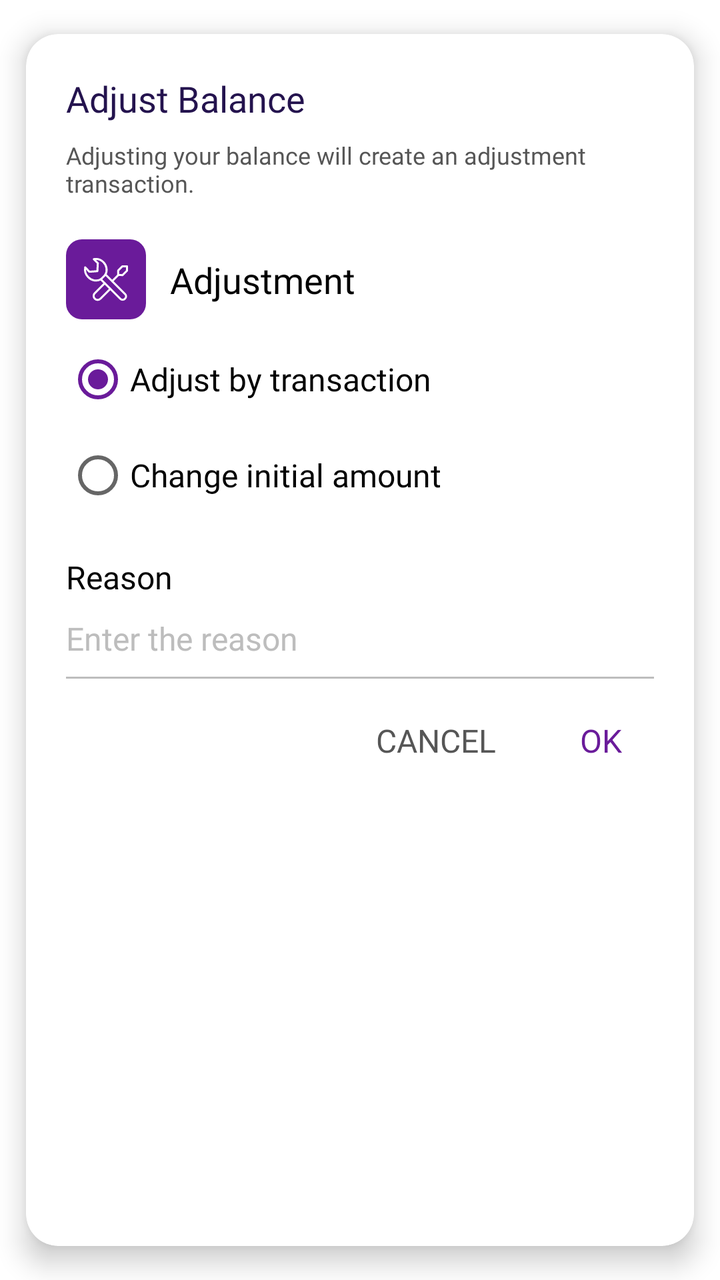
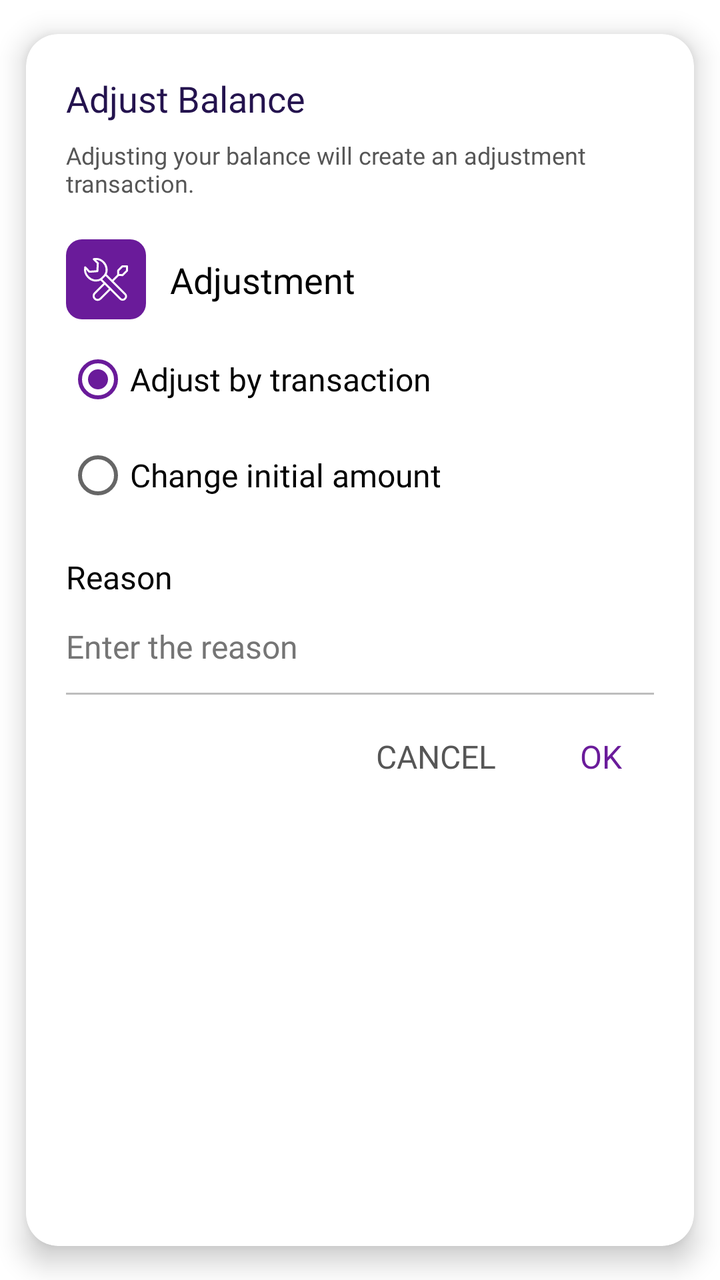

Before-and-after screenshots of an Android layout around one commit, followed by the original layout XML and the change that was made.
<!-- AndroidManifest.xml: application theme Theme.MoneyTracker -->
<!-- res/layout/dialog_adjust_balance.xml -->
<?xml version="1.0" encoding="utf-8"?>
<androidx.cardview.widget.CardView xmlns:android="http://schemas.android.com/apk/res/android"
    xmlns:app="http://schemas.android.com/apk/res-auto"
    android:layout_width="match_parent"
    android:layout_height="wrap_content"
    app:cardBackgroundColor="@color/white"
    app:cardCornerRadius="@dimen/corner_radius_16"
    app:cardElevation="@dimen/corner_elevation_8"
    app:cardUseCompatPadding="true">

    <LinearLayout
        android:layout_width="match_parent"
        android:layout_height="wrap_content"
        android:orientation="vertical"
        android:padding="@dimen/margin_20">

        
        <androidx.appcompat.widget.AppCompatTextView
            android:id="@+id/tvTitle"
            android:layout_width="wrap_content"
            android:layout_height="wrap_content"
            android:layout_marginBottom="@dimen/margin_8"
            android:fontFamily="@font/exo2_bold"
            android:text="@string/adjust_balance"
            android:textColor="@color/text_primary"
            android:textSize="@dimen/text_18" />

        
        <androidx.appcompat.widget.AppCompatTextView
            android:id="@+id/tvMessage"
            android:layout_width="wrap_content"
            android:layout_height="wrap_content"
            android:layout_marginBottom="16dp"
            android:fontFamily="@font/exo2_medium"
            android:text="@string/adjust_by_transaction_hint"
            android:textColor="@color/dark_grey"
            android:textSize="@dimen/text_12" />

        <androidx.constraintlayout.widget.ConstraintLayout
            android:id="@+id/topWrapper"
            android:layout_width="match_parent"
            android:layout_height="wrap_content"
            android:layout_marginTop="@dimen/margin_4">

            <androidx.constraintlayout.widget.ConstraintLayout
                android:id="@+id/colorView"
                android:layout_width="40dp"
                android:layout_height="40dp"
                android:background="@drawable/bg_color"
                app:layout_constraintBottom_toBottomOf="parent"
                app:layout_constraintStart_toStartOf="parent"
                app:layout_constraintTop_toTopOf="parent">

                <androidx.appcompat.widget.AppCompatImageView
                    android:layout_width="30dp"
                    android:layout_height="30dp"
                    app:layout_constraintBottom_toBottomOf="parent"
                    app:layout_constraintEnd_toEndOf="parent"
                    app:layout_constraintStart_toStartOf="parent"
                    app:layout_constraintTop_toTopOf="parent"
                    app:srcCompat="@drawable/ic_adjust"
                    app:tint="@color/white" />
            </androidx.constraintlayout.widget.ConstraintLayout>

            <androidx.constraintlayout.widget.ConstraintLayout
                android:id="@+id/labelWrapper"
                android:layout_width="0dp"
                android:layout_height="wrap_content"
                android:layout_marginStart="@dimen/margin_12"
                app:layout_constraintBottom_toBottomOf="@id/colorView"
                app:layout_constraintEnd_toEndOf="parent"
                app:layout_constraintStart_toEndOf="@id/colorView"
                app:layout_constraintTop_toTopOf="@id/colorView">

                <androidx.appcompat.widget.AppCompatTextView
                    android:id="@+id/nameLabel"
                    android:layout_width="0dp"
                    android:layout_height="wrap_content"
                    android:layout_marginEnd="@dimen/margin_8"
                    android:ellipsize="end"
                    android:maxLines="1"
                    android:text="@string/adjustment"
                    android:textColor="@color/black"
                    android:textSize="@dimen/text_18"
                    app:fontFamily="@font/exo2_semibold"
                    app:layout_constraintBottom_toBottomOf="parent"
                    app:layout_constraintEnd_toStartOf="@+id/amountLabel"
                    app:layout_constraintStart_toStartOf="parent"
                    app:layout_constraintTop_toTopOf="parent" />

                <androidx.appcompat.widget.AppCompatTextView
                    android:id="@+id/amountLabel"
                    android:layout_width="wrap_content"
                    android:layout_height="wrap_content"
                    android:textSize="@dimen/text_18"
                    app:fontFamily="@font/exo2_semibold"
                    android:textColor="@color/dark_grey"
                    app:layout_constraintBottom_toBottomOf="parent"
                    app:layout_constraintEnd_toEndOf="parent"
                    app:layout_constraintTop_toTopOf="parent" />
            </androidx.constraintlayout.widget.ConstraintLayout>
        </androidx.constraintlayout.widget.ConstraintLayout>

        <RadioGroup
            android:id="@+id/radioGroup"
            android:layout_width="wrap_content"
            android:layout_height="wrap_content"
            android:layout_marginTop="@dimen/margin_6"
            app:layout_constraintEnd_toEndOf="parent"
            app:layout_constraintStart_toStartOf="parent"
            app:layout_constraintTop_toBottomOf="@+id/topWrapper">

            <androidx.appcompat.widget.AppCompatRadioButton
                android:id="@+id/rbAdjustTransaction"
                android:layout_width="wrap_content"
                android:layout_height="wrap_content"
                android:buttonTint="@color/radio_button_selector"
                android:checked="true"
                android:fontFamily="@font/exo2_semibold"
                android:text="@string/adjust_by_transaction"
                android:textSize="@dimen/text_16" />

            <androidx.appcompat.widget.AppCompatRadioButton
                android:id="@+id/rbChangeInitial"
                android:layout_width="wrap_content"
                android:layout_height="wrap_content"
                android:buttonTint="@color/radio_button_selector"
                android:fontFamily="@font/exo2_semibold"
                android:text="@string/change_initial_amount"
                android:textSize="@dimen/text_16" />
        </RadioGroup>

        <androidx.constraintlayout.widget.ConstraintLayout
            android:layout_width="match_parent"
            android:layout_height="wrap_content">

            <androidx.appcompat.widget.AppCompatTextView
                android:id="@+id/reasonLabel"
                android:layout_width="match_parent"
                android:layout_height="wrap_content"
                android:layout_marginTop="@dimen/padding_16"
                android:fontFamily="@font/exo2_bold"
                android:text="@string/reason"
                android:textColor="@color/black"
                android:textSize="@dimen/text_16"
                app:layout_constraintTop_toTopOf="parent" />

            <androidx.appcompat.widget.AppCompatEditText
                android:id="@+id/etReason"
                android:layout_width="0dp"
                android:layout_height="@dimen/edit_text_height_40"
                android:background="@drawable/bg_edit_text_underline"
                android:ems="10"
                android:hint="@string/enter_the_reason"
                android:textColorHint="@color/grey"
                android:fontFamily="@font/exo2_medium"
                android:inputType="textCapWords"
                android:textColor="@color/black"
                android:textSize="@dimen/text_16"
                app:layout_constraintEnd_toEndOf="parent"
                app:layout_constraintStart_toStartOf="parent"
                app:layout_constraintTop_toBottomOf="@id/reasonLabel" />

        </androidx.constraintlayout.widget.ConstraintLayout>

        <LinearLayout
            android:layout_width="match_parent"
            android:layout_height="wrap_content"
            android:layout_marginTop="@dimen/margin_12"
            android:gravity="end"
            android:orientation="horizontal">

            <androidx.appcompat.widget.AppCompatTextView
                android:id="@+id/tvCancel"
                android:layout_width="wrap_content"
                android:layout_height="wrap_content"
                android:clickable="true"
                android:focusable="true"
                android:fontFamily="@font/exo2_bold"
                android:paddingHorizontal="@dimen/margin_16"
                android:paddingVertical="@dimen/margin_8"
                android:text="@string/cancel"
                android:textAllCaps="true"
                android:textColor="@color/dark_grey"
                android:textSize="@dimen/text_16" />

            <androidx.appcompat.widget.AppCompatTextView
                android:id="@+id/tvOk"
                android:layout_width="wrap_content"
                android:layout_height="wrap_content"
                android:layout_marginStart="@dimen/margin_10"
                android:clickable="true"
                android:focusable="true"
                android:fontFamily="@font/exo2_bold"
                android:paddingHorizontal="@dimen/margin_16"
                android:paddingVertical="@dimen/margin_8"
                android:text="@string/ok"
                android:textAllCaps="true"
                android:textColor="@color/vibrant_orange"
                android:textSize="@dimen/text_16" />
        </LinearLayout>
    </LinearLayout>
</androidx.cardview.widget.CardView>
<!-- resources referenced by this layout -->
<resources>
  <color name="black">#FF000000</color>
  <color name="dark_grey">#565656</color>
  <color name="grey">#BDBDBD</color>
  <color name="text_primary">#24134E</color>
  <color name="vibrant_orange">#FF6A1B9A</color>
  <color name="white">#FFFFFFFF</color>
  <dimen name="corner_elevation_8">8dp</dimen>
  <dimen name="corner_radius_16">16dp</dimen>
  <dimen name="edit_text_height_40">40dp</dimen>
  <dimen name="margin_10">10dp</dimen>
  <dimen name="margin_12">12dp</dimen>
  <dimen name="margin_16">16dp</dimen>
  <dimen name="margin_20">20dp</dimen>
  <dimen name="margin_4">4dp</dimen>
  <dimen name="margin_6">6dp</dimen>
  <dimen name="margin_8">8dp</dimen>
  <dimen name="padding_16">16dp</dimen>
  <dimen name="text_12">12sp</dimen>
  <dimen name="text_16">16sp</dimen>
  <dimen name="text_18">18sp</dimen>
  <!-- drawable bg_color (drawable) -->
  <?xml version="1.0" encoding="utf-8"?>
  <shape xmlns:android="http://schemas.android.com/apk/res/android"
      android:shape="rectangle">
      <corners android:radius="8dp" />
      <solid android:color="@color/vibrant_orange" />
  </shape>
  <!-- drawable bg_edit_text_underline (drawable) -->
  <?xml version="1.0" encoding="utf-8"?>
  <selector xmlns:android="http://schemas.android.com/apk/res/android">
      <item android:drawable="@drawable/bg_edit_text" android:state_enabled="true" android:state_window_focused="false" />
      <item android:drawable="@drawable/bg_edit_text" android:state_enabled="false" android:state_window_focused="false" />
      <item android:drawable="@drawable/bg_edit_text" android:state_pressed="true" />
      <item android:drawable="@drawable/bg_edit_text_highlight" android:state_enabled="true" android:state_focused="true" />
      <item android:drawable="@drawable/bg_edit_text" android:state_enabled="true" />
      <item android:drawable="@drawable/bg_edit_text_highlight" android:state_focused="true" />
      <item android:drawable="@drawable/bg_edit_text" />
  </selector>
  <string name="adjust_balance">Adjust Balance</string>
  <string name="adjust_by_transaction">Adjust by transaction</string>
  <string name="adjust_by_transaction_hint">Adjusting your balance will create an adjustment transaction.</string>
  <string name="adjustment">Adjustment</string>
  <string name="cancel">Cancel</string>
  <string name="change_initial_amount">Change initial amount</string>
  <string name="enter_the_reason">Enter the reason</string>
  <string name="ok">OK</string>
  <string name="reason">Reason</string>
  <!-- drawable bg_edit_text (drawable) -->
  <?xml version="1.0" encoding="utf-8"?>
  <layer-list xmlns:android="http://schemas.android.com/apk/res/android">
      <item
          android:left="-5dp"
          android:right="-5dp"
          android:top="-5dp">
          <shape android:shape="rectangle">
              <stroke
                  android:width="1dp"
                  android:color="@color/grey" />
          </shape>
      </item>
  </layer-list>
  <!-- drawable bg_edit_text_highlight (drawable) -->
  <?xml version="1.0" encoding="utf-8"?>
  <layer-list xmlns:android="http://schemas.android.com/apk/res/android">
      <item
          android:left="-5dp"
          android:right="-5dp"
          android:top="-5dp">
          <shape android:shape="rectangle">
              <stroke
                  android:width="2dp"
                  android:color="@color/vibrant_orange" />
          </shape>
      </item>
  </layer-list>
  <color name="azure_blue">#FF2563EB</color>
  <color name="emerald_green">#FF10B981</color>
  <color name="teal">#FF03DAC5</color>
  <color name="dark_teal">#FF018786</color>
  <!-- unchanged entries left out for length: 11 -->
</resources>

<!-- the commit's change to res/layout/dialog_adjust_balance.xml (unified diff, before → after) -->
@@ -152,7 +152,7 @@
                 android:background="@drawable/bg_edit_text_underline"
                 android:ems="10"
                 android:hint="@string/enter_the_reason"
-                android:textColorHint="@color/grey"
+                android:textColorHint="@color/text_hint"
                 android:fontFamily="@font/exo2_medium"
                 android:inputType="textCapWords"
                 android:textColor="@color/black"
<!-- resource entries referenced after the edit -->
@@ -2,13 +2,14 @@
 <resources>
   <color name="black">#FF000000</color>
   <color name="dark_grey">#565656</color>
+  <color name="text_hint">#757575</color>
   <color name="grey">#BDBDBD</color>
   <color name="text_primary">#24134E</color>
   <color name="vibrant_orange">#FF6A1B9A</color>
   <color name="white">#FFFFFFFF</color>
   <dimen name="corner_elevation_8">8dp</dimen>
   <dimen name="corner_radius_16">16dp</dimen>
-  <dimen name="edit_text_height_40">40dp</dimen>
+  <dimen name="edit_text_height_40">48dp</dimen>
   <dimen name="margin_10">10dp</dimen>
   <dimen name="margin_12">12dp</dimen>
   <dimen name="margin_16">16dp</dimen>
